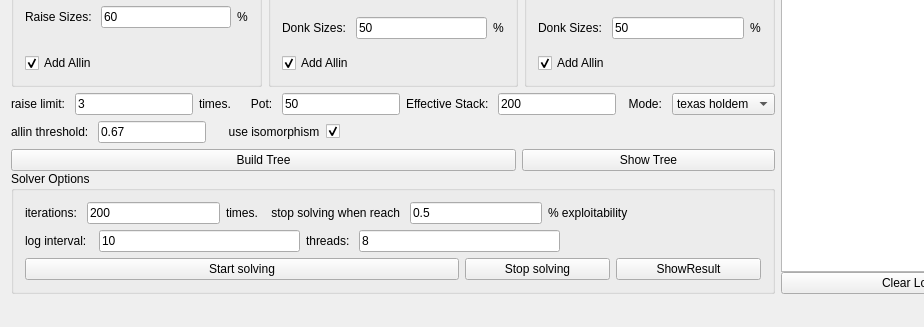
Old version of the form mainwindow.ui in the repository bupticybee/TexasSolver; both pictures show x 0 to 924 and y 607 to 934 of the 1046 by 934 pixel window.
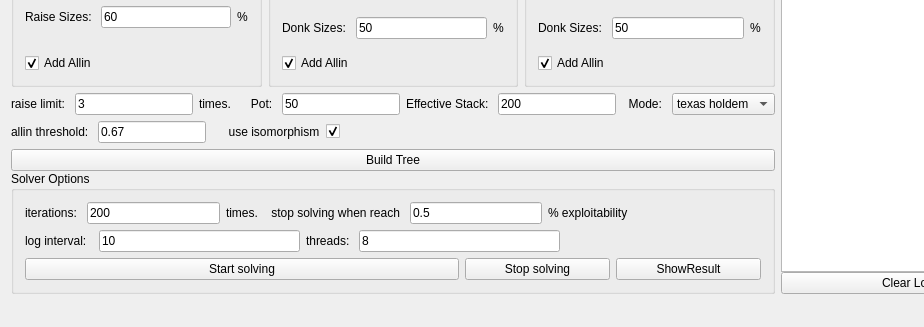
New version of the form. Custom widgets are drawn as their Qt base class.

Commit message: :new: remove show tree buttom

Patch:
```diff
--- a/mainwindow.ui
+++ b/mainwindow.ui
@@ -780,7 +780,7 @@
            </layout>
           </item>
           <item>
-           <layout class="QHBoxLayout" name="horizontalLayout_50" stretch="6,3">
+           <layout class="QHBoxLayout" name="horizontalLayout_50" stretch="6">
             <item>
              <widget class="QPushButton" name="buildTreeButtom">
               <property name="text">
@@ -788,13 +788,6 @@
               </property>
              </widget>
             </item>
-            <item>
-             <widget class="QPushButton" name="pushButton_5">
-              <property name="text">
-               <string>Show Tree</string>
-              </property>
-             </widget>
-            </item>
            </layout>
           </item>
          </layout>
```
